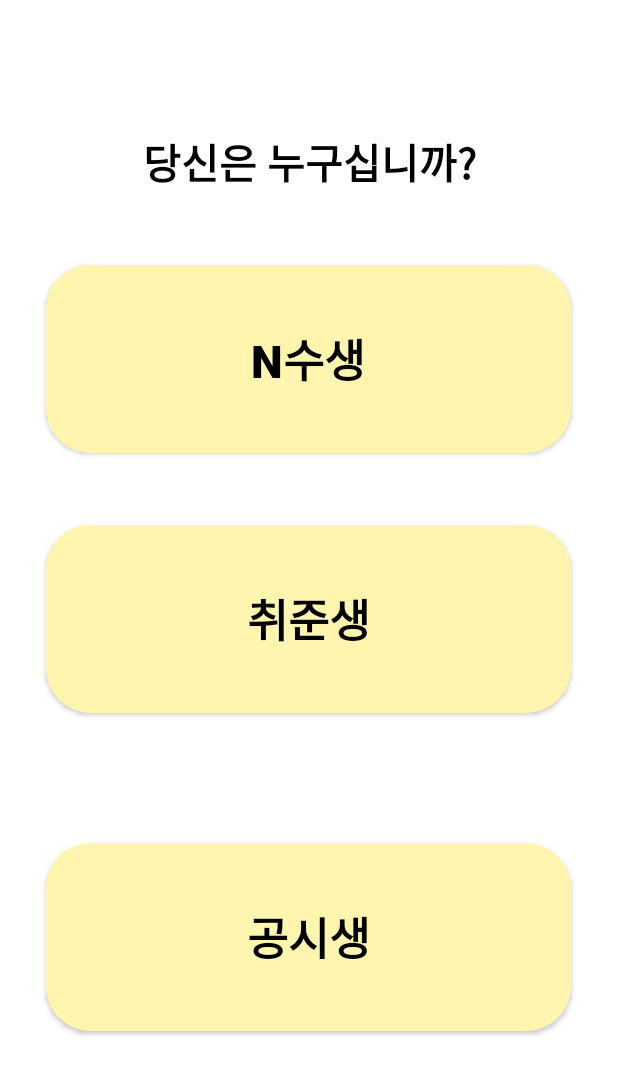
After one commit to leeugun123/Habit_Master, an Android app: the KindActivity screen opened directly, with no data from a screen before it, on a phone screen of 412 x 824 dp. The commit adds this screen. Shown: the top 1075 px of the screen. Run offline under Robolectric (Android 15) with nearby library versions, the phone set to English and light mode, and no system bars.

Commit message:
user 초기 정보 구현

```diff
--- a/app/src/main/AndroidManifest.xml
+++ b/app/src/main/AndroidManifest.xml
@@ -26,20 +26,20 @@
         android:supportsRtl="true"
         android:theme="@style/Theme.Habit_Master"
         tools:ignore="MissingClass">
-
+        <activity
+            android:name=".KindActivity"
+            android:exported="false" />
         <activity
             android:name=".Splash"
             android:exported="true">
-
             <intent-filter>
                 <action android:name="android.intent.action.MAIN" />
 
                 <category android:name="android.intent.category.LAUNCHER" />
             </intent-filter>
         </activity>
-
         <activity
-            android:name=".SocialFragment.NicknameActivity"
+            android:name=".NicknameActivity"
             android:exported="false" />
         <activity
             android:name=".Share.UploadActivity"
@@ -53,13 +53,9 @@
         <activity
             android:name=".Share.ShareActivity"
             android:exported="false" />
-
         <activity
             android:name=".MainActivity"
-            android:exported="true">
-        </activity>
-
-
+            android:exported="true"></activity>
         <activity
             android:name="com.kakao.sdk.auth.AuthCodeHandlerActivity"
             android:exported="true">
--- /dev/null
+++ b/app/src/main/java/org/techtown/habit_master/KindActivity.kt
@@ -0,0 +1,19 @@
+package org.techtown.habit_master
+
+import androidx.appcompat.app.AppCompatActivity
+import android.os.Bundle
+import org.techtown.habit_master.databinding.ActivityKindBinding
+
+class KindActivity : AppCompatActivity() {
+
+    private lateinit var mBinding: ActivityKindBinding
+
+    override fun onCreate(savedInstanceState: Bundle?) {
+        super.onCreate(savedInstanceState)
+        mBinding = ActivityKindBinding.inflate(layoutInflater)
+        setContentView(mBinding.root)
+
+
+
+    }
+}
--- a/app/src/main/java/org/techtown/habit_master/MainActivity.kt
+++ b/app/src/main/java/org/techtown/habit_master/MainActivity.kt
@@ -1,9 +1,6 @@
 package org.techtown.habit_master
 
-import android.content.ContentValues.TAG
 import android.content.Intent
-import android.graphics.Color
-import android.nfc.Tag
 import androidx.appcompat.app.AppCompatActivity
 import android.os.Bundle
 import android.util.Log
@@ -19,7 +16,6 @@ import com.kakao.sdk.auth.model.OAuthToken
 import com.kakao.sdk.common.model.AuthErrorCause
 import com.kakao.sdk.common.util.Utility
 import com.kakao.sdk.user.UserApiClient
-import org.techtown.habit_master.SocialFragment.NicknameActivity
 import org.techtown.habit_master.databinding.ActivityMainBinding
 
 class MainActivity : AppCompatActivity() {
--- a/app/src/main/java/org/techtown/habit_master/SocialFragment/NicknameActivity.kt
+++ b/app/src/main/java/org/techtown/habit_master/NicknameActivity.kt
@@ -1,14 +1,10 @@
-package org.techtown.habit_master.SocialFragment
+package org.techtown.habit_master
 
 import android.content.Intent
 import androidx.appcompat.app.AppCompatActivity
 import android.os.Bundle
 import com.google.firebase.database.FirebaseDatabase
-import com.google.firebase.database.ktx.database
-import com.google.firebase.ktx.Firebase
 import com.kakao.sdk.user.UserApiClient
-import org.techtown.habit_master.BottomActivity
-import org.techtown.habit_master.R
 import org.techtown.habit_master.databinding.ActivityNicknameBinding
 
 class NicknameActivity : AppCompatActivity() {
--- /dev/null
+++ b/app/src/main/res/drawable/round_button.xml
@@ -0,0 +1,18 @@
+<?xml version="1.0" encoding="utf-8"?>
+<shape xmlns:android="http://schemas.android.com/apk/res/android"
+    android:shape="rectangle">
+
+    <corners
+        android:bottomRightRadius="30dp"
+        android:bottomLeftRadius="30dp"
+        android:topLeftRadius="30dp"
+        android:topRightRadius="30dp"/>
+
+    <gradient
+        android:centerColor="#FFF5AF"
+        android:startColor="#FFF5AF"
+        android:endColor="#FFF5AF"
+        />
+
+
+</shape>
--- /dev/null
+++ b/app/src/main/res/layout/activity_kind.xml
@@ -0,0 +1,78 @@
+<?xml version="1.0" encoding="utf-8"?>
+<androidx.constraintlayout.widget.ConstraintLayout xmlns:android="http://schemas.android.com/apk/res/android"
+    xmlns:app="http://schemas.android.com/apk/res-auto"
+    xmlns:tools="http://schemas.android.com/tools"
+    android:layout_width="match_parent"
+    android:layout_height="match_parent"
+    android:orientation="vertical"
+    tools:context=".KindActivity">
+
+    <TextView
+        android:id="@+id/textView"
+        android:layout_width="match_parent"
+        android:layout_height="wrap_content"
+        android:gravity="center"
+        android:text="당신은 누구십니까?"
+        android:textColor="@color/black"
+        android:textSize="27sp"
+
+        android:textStyle="bold"
+        app:layout_constraintBottom_toBottomOf="parent"
+        app:layout_constraintTop_toTopOf="parent"
+        app:layout_constraintVertical_bias="0.112"
+        tools:layout_editor_absoluteX="0dp" />
+
+    <androidx.appcompat.widget.AppCompatButton
+        android:id="@+id/repeater"
+        android:layout_width="350dp"
+        android:layout_height="125dp"
+        android:layout_marginTop="48dp"
+        android:background="@drawable/round_button"
+        android:elevation="30dp"
+        android:text="N수생"
+        android:textStyle="bold"
+        android:textSize="30sp"
+        android:textColor="#000000"
+        app:layout_constraintEnd_toEndOf="parent"
+        app:layout_constraintHorizontal_bias="0.491"
+        app:layout_constraintStart_toStartOf="parent"
+        app:layout_constraintTop_toBottomOf="@+id/textView"
+        tools:ignore="MissingConstraints" />
+
+    <androidx.appcompat.widget.AppCompatButton
+        android:id="@+id/pubStudent"
+        android:layout_width="350dp"
+        android:layout_height="125dp"
+        android:background="@drawable/round_button"
+        android:elevation="30dp"
+        android:text="공시생"
+        android:textStyle="bold"
+        android:textSize="30sp"
+        android:textColor="#000000"
+        app:layout_constraintBottom_toBottomOf="parent"
+        app:layout_constraintEnd_toEndOf="parent"
+        app:layout_constraintHorizontal_bias="0.491"
+        app:layout_constraintStart_toStartOf="parent"
+        app:layout_constraintTop_toBottomOf="@+id/freshman"
+        app:layout_constraintVertical_bias="0.387"
+        tools:ignore="MissingConstraints" />
+
+    <androidx.appcompat.widget.AppCompatButton
+        android:id="@+id/freshman"
+        android:layout_width="350dp"
+        android:layout_height="125dp"
+        android:layout_marginTop="48dp"
+        android:background="@drawable/round_button"
+        android:elevation="30dp"
+        android:text="취준생"
+        android:textStyle="bold"
+        android:textSize="30sp"
+        android:textColor="#000000"
+        app:layout_constraintEnd_toEndOf="parent"
+        app:layout_constraintHorizontal_bias="0.491"
+        app:layout_constraintStart_toStartOf="parent"
+        app:layout_constraintTop_toBottomOf="@+id/repeater"
+        tools:ignore="MissingConstraints" />
+
+
+</androidx.constraintlayout.widget.ConstraintLayout>
--- a/app/src/main/res/layout/activity_nickname.xml
+++ b/app/src/main/res/layout/activity_nickname.xml
@@ -4,23 +4,25 @@
     xmlns:tools="http://schemas.android.com/tools"
     android:layout_width="match_parent"
     android:layout_height="match_parent"
-    tools:context=".SocialFragment.NicknameActivity">
-
+    tools:context=".NicknameActivity">
 
     <TextView
-        android:id="@+id/title"
         android:layout_width="match_parent"
         android:layout_height="wrap_content"
-        android:layout_centerInParent="true"
+        android:background="#1E88E5"
+        android:gravity="center"
         android:text="닉네임 정하기"
-        android:textSize="25sp"
+        android:textSize="40sp"
+        android:textColor="@color/black"
+        android:layout_marginTop="40dp"
         android:textStyle="bold" />
+
 
     <EditText
         android:id="@+id/editText"
         android:layout_width="200dp"
         android:layout_height="wrap_content"
-        android:layout_below="@+id/title"
+        android:layout_centerVertical="true"
         android:ems="10"
         android:hint="닉네임 입력"
         android:inputType="textPersonName"
@@ -29,9 +31,9 @@
     <androidx.appcompat.widget.AppCompatButton
         android:id="@+id/completeButton"
         android:layout_toRightOf="@+id/editText"
-        android:layout_below="@+id/title"
         android:layout_width="wrap_content"
         android:layout_height="wrap_content"
+        android:layout_centerInParent="true"
         android:text="완료"
         android:textStyle="bold" />
 
```
